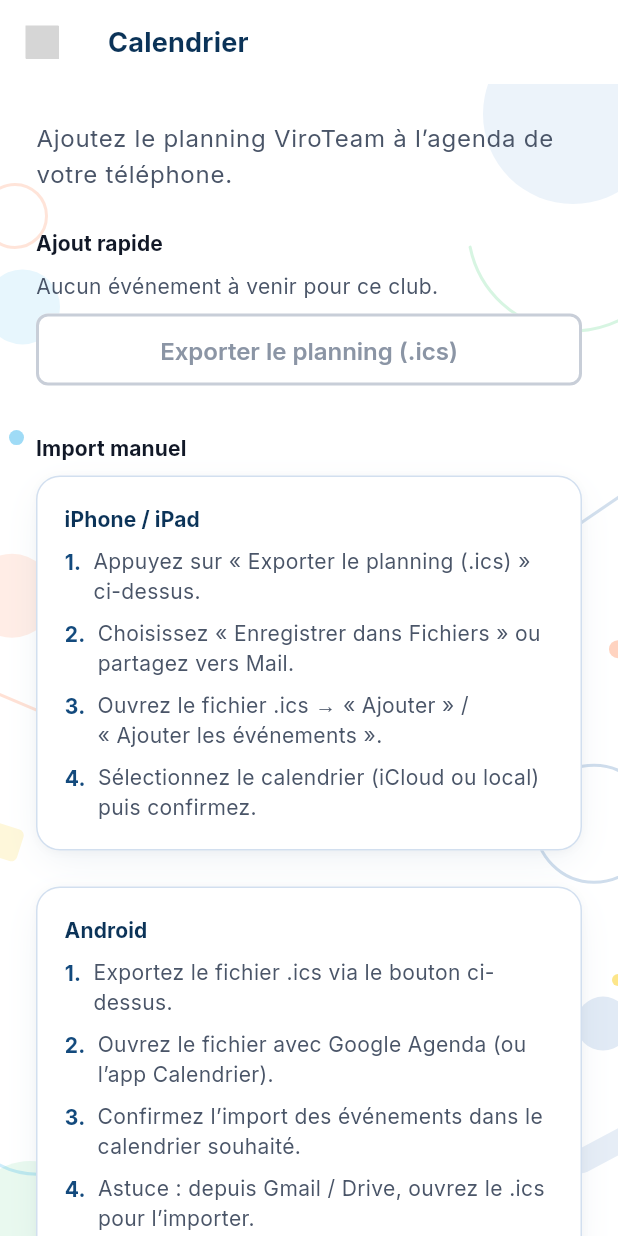
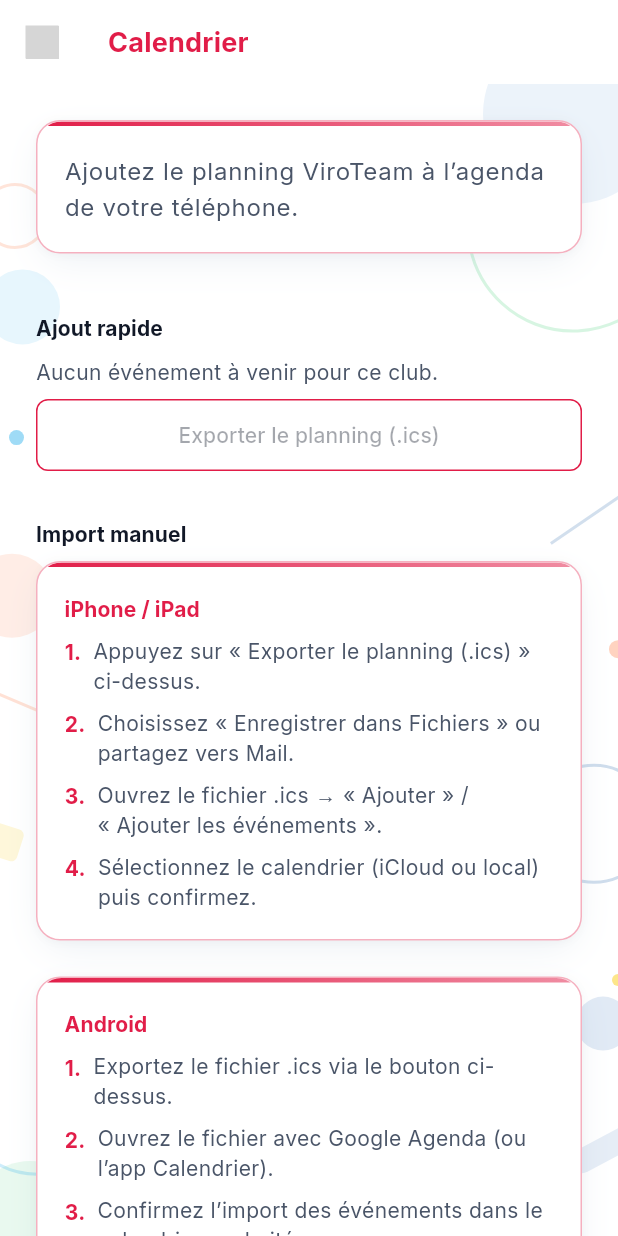
Before and after one commit to matc78/viroteam_2, a Flutter app: the CalendarSyncScreen screen opened directly with empty values, on a phone screen of 412 x 824 dp. Run offline on Flutter 3.47's test engine with Material 3 defaults, Android fonts, the phone set to English and light mode, and no system bars; our stand-ins replace app_links, cloud_firestore, cloud_functions, firebase_analytics, firebase_auth, firebase_core and 9 more; missing offline and left inert: add_2_calendar, phosphoricons_flutter, posthog_flutter; accounts and stored records are empty; grey boxes are pictures that could not be loaded.

Commit message:
:lipstick: applique accents club sur annonces, calendrier et widgets club
Co-authored-by: Cursor <cursoragent@cursor.com>

```diff
--- a/lib/features/calendar/screens/calendar_sync_screen.dart
+++ b/lib/features/calendar/screens/calendar_sync_screen.dart
@@ -7,11 +7,13 @@ import 'package:viro_team_v2/config/viro_spacing.dart';
 import 'package:viro_team_v2/features/calendar/services/calendar_sync_service.dart';
 import 'package:viro_team_v2/features/club/providers/club_detail_providers.dart';
 import 'package:viro_team_v2/models/club_event.dart';
+import 'package:viro_team_v2/utils/club_color.dart';
 import 'package:viro_team_v2/utils/viro_snackbar.dart';
 import 'package:viro_team_v2/widgets/common/viro_card.dart';
 import 'package:viro_team_v2/widgets/common/viro_primary_button.dart';
 import 'package:viro_team_v2/widgets/common/viro_empty_error_state.dart';
 import 'package:viro_team_v2/widgets/common/viro_refresh_indicator.dart';
+import 'package:viro_team_v2/widgets/common/club_accent_theme.dart';
 import 'package:viro_team_v2/widgets/common/viro_scaffold.dart';
 import 'package:viro_team_v2/features/home/providers/member_events_provider.dart';
 
@@ -49,10 +51,13 @@ class _CalendarSyncScreenState extends ConsumerState<CalendarSyncScreen> {
   @override
   Widget build(BuildContext context) {
     final clubAsync = ref.watch(clubProvider(widget.clubId));
+    final accent = ref.watch(clubMemberAccentProvider(widget.clubId));
     final eventsAsync = ref.watch(clubEventsProvider(widget.clubId));
     final theme = Theme.of(context).textTheme;
 
-    return ViroScaffold(
+    return ClubAccentTheme(
+      accentColor: accent,
+      child: ViroScaffold(
       appBar: ViroAppBar(
         leading: IconButton(
           icon: ViroIcon(ViroIcons.chevronLeft),
@@ -71,9 +76,13 @@ class _CalendarSyncScreenState extends ConsumerState<CalendarSyncScreen> {
         physics: const AlwaysScrollableScrollPhysics(),
         padding: const EdgeInsets.all(ViroSpacing.lg),
         children: [
-          Text(
-            'Ajoutez le planning ViroTeam à l’agenda de votre téléphone.',
-            style: theme.bodyLarge?.copyWith(color: ViroColors.gray600),
+          ViroCard(
+            accentColor: accent,
+            borderColor: ClubAccentStyle(accent).border,
+            child: Text(
+              'Ajoutez le planning ViroTeam à l’agenda de votre téléphone.',
+              style: theme.bodyLarge?.copyWith(color: ViroColors.gray600),
+            ),
           ),
           const SizedBox(height: ViroSpacing.lg),
           Text(
@@ -152,8 +161,9 @@ class _CalendarSyncScreenState extends ConsumerState<CalendarSyncScreen> {
             style: theme.titleSmall?.copyWith(fontWeight: FontWeight.w700),
           ),
           const SizedBox(height: ViroSpacing.sm),
-          const _ManualStepsCard(
+          _ManualStepsCard(
             title: 'iPhone / iPad',
+            accentColor: accent,
             steps: [
               'Appuyez sur « Exporter le planning (.ics) » ci-dessus.',
               'Choisissez « Enregistrer dans Fichiers » ou partagez vers Mail.',
@@ -162,8 +172,9 @@ class _CalendarSyncScreenState extends ConsumerState<CalendarSyncScreen> {
             ],
           ),
           const SizedBox(height: ViroSpacing.sm),
-          const _ManualStepsCard(
+          _ManualStepsCard(
             title: 'Android',
+            accentColor: accent,
             steps: [
               'Exportez le fichier .ics via le bouton ci-dessus.',
               'Ouvrez le fichier avec Google Agenda (ou l’app Calendrier).',
@@ -175,20 +186,31 @@ class _CalendarSyncScreenState extends ConsumerState<CalendarSyncScreen> {
         ],
       ),
       ),
+      ),
     );
   }
 }
 
 class _ManualStepsCard extends StatelessWidget {
-  const _ManualStepsCard({required this.title, required this.steps});
+  const _ManualStepsCard({
+    required this.title,
+    required this.steps,
+    this.accentColor,
+  });
 
   final String title;
   final List<String> steps;
+  final Color? accentColor;
 
   @override
   Widget build(BuildContext context) {
     final theme = Theme.of(context).textTheme;
+    final accent = accentColor ?? ViroColors.primary600;
     return ViroCard(
+      accentColor: accentColor,
+      borderColor: accentColor != null
+          ? ClubAccentStyle(accentColor!).border
+          : null,
       child: Column(
         crossAxisAlignment: CrossAxisAlignment.start,
         children: [
@@ -196,7 +218,7 @@ class _ManualStepsCard extends StatelessWidget {
             title,
             style: theme.titleSmall?.copyWith(
               fontWeight: FontWeight.w700,
-              color: ViroColors.primary800,
+              color: accent,
             ),
           ),
           const SizedBox(height: ViroSpacing.sm),
@@ -208,7 +230,7 @@ class _ManualStepsCard extends StatelessWidget {
                   '${i + 1}.',
                   style: theme.bodyMedium?.copyWith(
                     fontWeight: FontWeight.w700,
-                    color: ViroColors.primary600,
+                    color: accent,
                   ),
                 ),
                 const SizedBox(width: ViroSpacing.sm),
--- a/lib/features/clubs/screens/club_selector_screen.dart
+++ b/lib/features/clubs/screens/club_selector_screen.dart
@@ -275,7 +275,7 @@ class _ClubCard extends ConsumerWidget {
                       Text(
                         club.name,
                         style: theme.titleSmall?.copyWith(
-                          color: ViroColors.primary800,
+                          color: accentColor,
                           fontWeight: FontWeight.w600,
                         ),
                       ),
```
Also changed, not shown: lib/features/announcements/screens/club_announcements_screen.dart (+32 -10 lines), lib/features/announcements/widgets/create_announcement_sheet.dart (+41 -7 lines), lib/features/club/widgets/announcement_preview.dart (+14 -2 lines), lib/features/club/widgets/club_audience_switcher.dart (+5 -3 lines), lib/features/club/widgets/club_context_avatar.dart (+10 -2 lines), lib/features/club/widgets/club_stats_row.dart (+13 -1 lines), lib/widgets/common/portal_admin_banner.dart (+10 -3 lines), lib/widgets/lists/club_list_tile.dart (+24 -5 lines).
